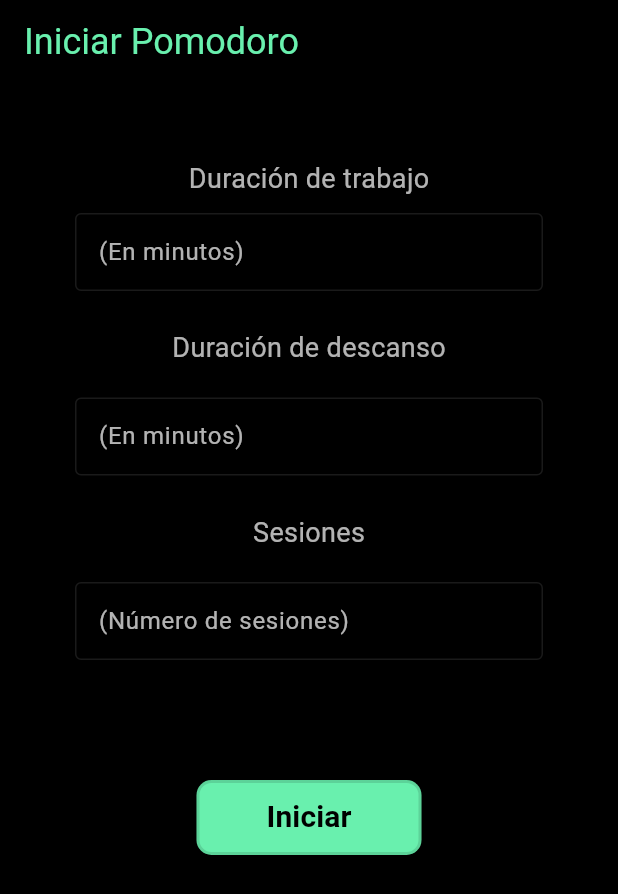
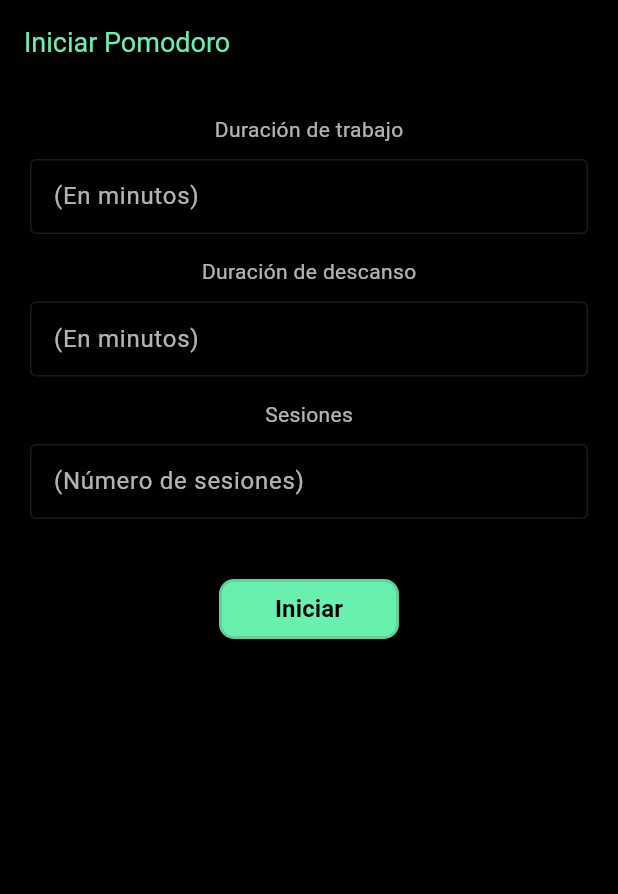
Before and after one commit to GrullonDev/pomodoro, a Flutter app: the Habit screen opened directly, on a phone screen of 412 x 824 dp. Shown: the top 894 px of the screen. Run offline on Flutter 3.47's test engine with Material 3 defaults, Android fonts, the phone set to English and light mode, and no system bars; our stand-ins replace curved_navigation_bar, shared_preferences; missing offline and left inert: animated_snack_bar; accounts and stored records are empty; Roboto replaces fonts that are missing (Arial).

Commit message:
feat: Ajusta la interfaz de usuario para ser responsiva en las pantallas móviles en los componentes Data, Habit y Settings

```diff
--- a/lib/features/habit/habit.dart
+++ b/lib/features/habit/habit.dart
@@ -1,5 +1,6 @@
 import 'package:flutter/material.dart';
 import 'package:flutter/services.dart'; // Importar para usar FilteringTextInputFormatter
+import 'package:pomodoro/utils/responsive/responsive.dart';
 import 'package:pomodoro/utils/timer.dart';
 
 class Habit extends StatelessWidget {
@@ -7,9 +8,24 @@
 
   @override
   Widget build(BuildContext context) {
+    final isMobile = context.isMobile;
+
     final TextEditingController workController = TextEditingController();
     final TextEditingController breakController = TextEditingController();
     final TextEditingController sessionController = TextEditingController();
+
+    // Definir tamaños y paddings responsivos
+    final double horizontalMargin = isMobile ? 10 : 30;
+    final double containerPadding = isMobile ? 10 : 20;
+    final double titleFontSize = isMobile ? 18 : 24;
+    final double labelFontSize = isMobile ? 14 : 18;
+    final double inputFontSize = isMobile ? 12 : 13;
+    final double buttonFontSize = isMobile ? 16 : 20;
+    final double buttonHeight = isMobile ? 40 : 50;
+    final double buttonWidth = isMobile ? 120 : 150;
+    final double fieldSpacing = isMobile ? 15 : 25;
+    final double sectionSpacing = isMobile ? 10 : 20;
+    final double bottomSpacing = isMobile ? 40 : 80;
 
     return GestureDetector(
       onTap: () => FocusManager.instance.primaryFocus?.unfocus(),
@@ -20,11 +36,11 @@
             automaticallyImplyLeading: false,
             centerTitle: false,
             backgroundColor: Colors.black,
-            title: const Text.rich(
+            title: Text.rich(
               TextSpan(
                 text: 'Iniciar Pomodoro',
                 style: TextStyle(
-                  fontSize: 24,
+                  fontSize: titleFontSize,
                   color: Colors.greenAccent,
                   fontFamily: 'Arial',
                 ),
@@ -34,24 +50,24 @@
           child: Container(
             width: double.infinity,
             color: Colors.black38,
-            margin: const EdgeInsets.all(30),
-            padding: const EdgeInsets.all(20),
+            margin: EdgeInsets.all(horizontalMargin),
+            padding: EdgeInsets.all(containerPadding),
             child: Column(
               children: [
-                const Text(
+                Text(
                   "Duración de trabajo",
                   style: TextStyle(
-                    fontSize: 18,
+                    fontSize: labelFontSize,
                     color: Colors.white70,
                     fontFamily: 'Arial',
                   ),
                 ),
-                const SizedBox(height: 10),
+                SizedBox(height: sectionSpacing),
                 TextField(
                   controller: workController,
                   textAlign: TextAlign.center,
-                  style: const TextStyle(
-                    fontSize: 13,
+                  style: TextStyle(
+                    fontSize: inputFontSize,
                     color: Colors.white70,
                     fontFamily: 'Arial',
                   ),
@@ -61,7 +77,6 @@
                     FilteringTextInputFormatter.allow(RegExp(r'^[1-9][0-9]?$')),
                   ],
                   decoration: const InputDecoration(
-                    // filled: true,
                     fillColor: Colors.black12,
                     labelText: '(En minutos)',
                     labelStyle: TextStyle(color: Colors.white70),
@@ -73,21 +88,21 @@
                         borderSide: BorderSide(color: Colors.white10)),
                   ),
                 ),
-                const SizedBox(height: 25),
-                const Text(
+                SizedBox(height: fieldSpacing),
+                Text(
                   "Duración de descanso",
                   style: TextStyle(
-                    fontSize: 18,
+                    fontSize: labelFontSize,
                     color: Colors.white70,
                     fontFamily: 'Arial',
                   ),
                 ),
-                const SizedBox(height: 20),
+                SizedBox(height: sectionSpacing),
                 TextField(
                   controller: breakController,
                   textAlign: TextAlign.center,
-                  style: const TextStyle(
-                    fontSize: 13,
+                  style: TextStyle(
+                    fontSize: inputFontSize,
                     color: Colors.white70,
                     fontFamily: 'Arial',
                   ),
@@ -109,23 +124,21 @@
                         borderSide: BorderSide(color: Colors.white10)),
                   ),
                 ),
-                const SizedBox(
-                    height:
-                        25), // add a space between the text and the input field
-                const Text(
+                SizedBox(height: fieldSpacing),
+                Text(
                   "Sesiones",
                   style: TextStyle(
-                    fontSize: 18,
+                    fontSize: labelFontSize,
                     color: Colors.white70,
                     fontFamily: 'Arial',
                   ),
                 ),
-                const SizedBox(height: 20),
+                SizedBox(height: sectionSpacing),
                 TextField(
                   controller: sessionController,
                   textAlign: TextAlign.center,
-                  style: const TextStyle(
-                    fontSize: 13,
+                  style: TextStyle(
+                    fontSize: inputFontSize,
                     color: Colors.white70,
                     fontFamily: 'Arial',
                   ),
@@ -135,7 +148,6 @@
                     FilteringTextInputFormatter.allow(RegExp(r'^[1-9][0-9]?$')),
                   ],
                   decoration: const InputDecoration(
-                    // filled: true,
                     fillColor: Colors.black12,
                     labelText: '(Número de sesiones)',
                     labelStyle: TextStyle(
@@ -149,7 +161,7 @@
                         borderSide: BorderSide(color: Colors.white10)),
                   ),
                 ),
-                const SizedBox(height: 80),
+                SizedBox(height: bottomSpacing),
                 TextButton(
                   onPressed: () => Navigator.push(
                     context,
@@ -169,7 +181,7 @@
                   style: TextButton.styleFrom(
                       backgroundColor: Colors.greenAccent,
                       padding: EdgeInsets.zero,
-                      minimumSize: const Size(150, 50),
+                      minimumSize: Size(buttonWidth, buttonHeight),
                       tapTargetSize: MaterialTapTargetSize.shrinkWrap,
                       alignment: Alignment.center,
                       shape: RoundedRectangleBorder(
@@ -177,10 +189,10 @@
                         side:
                             const BorderSide(color: Colors.black12, width: 2.0),
                       )),
-                  child: const Text(
+                  child: Text(
                     "Iniciar",
                     style: TextStyle(
-                      fontSize: 20,
+                      fontSize: buttonFontSize,
                       color: Colors.black,
                       fontWeight: FontWeight.bold,
                       fontFamily: 'Arial',
```
Also changed, not shown: lib/features/data/data.dart (+54 -40 lines), lib/features/settings/settings.dart (+29 -15 lines).
